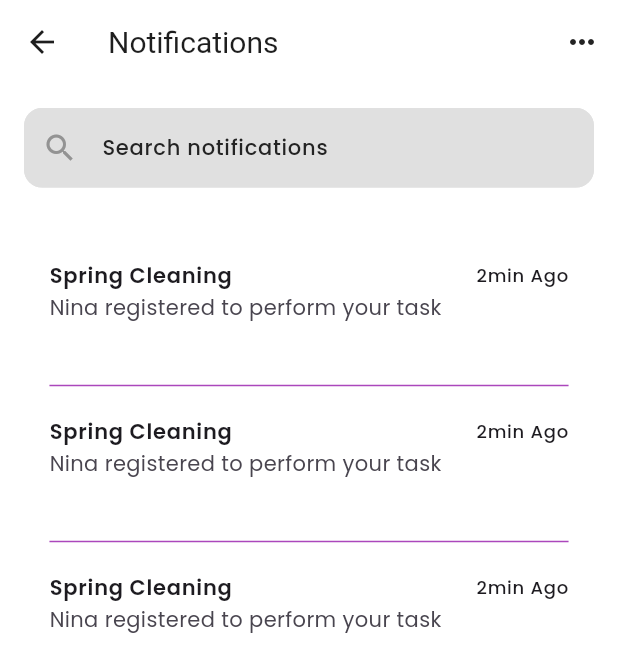
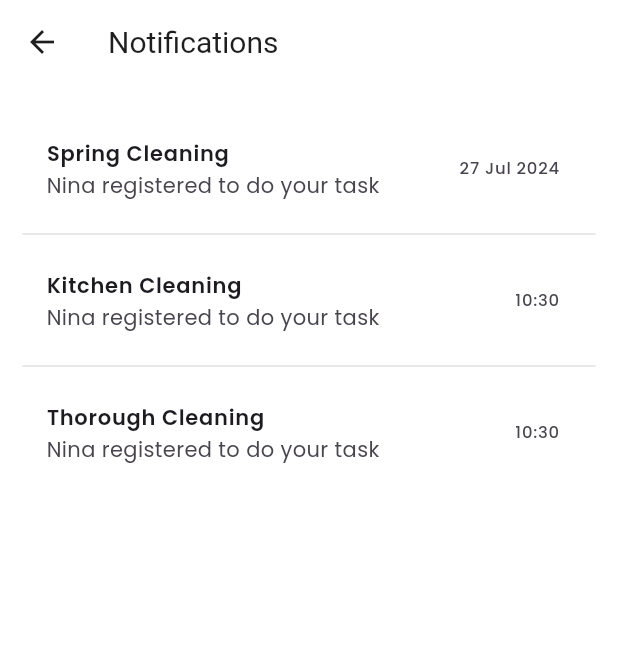
Before and after one commit to SundayOlubode/chindi, a Flutter app: the Notifications screen opened directly, on a phone screen of 412 x 824 dp. Shown: the top 672 px of the screen. Run offline on Flutter 3.47's test engine with Material 3 defaults, Android fonts, the phone set to English and light mode, and no system bars; drawn by our look-alikes of flutter_slidable; our stand-ins replace iconsax; missing offline and left inert: awesome_ripple_animation.

Commit message:
resolved merge conflicts

```diff
--- /dev/null
+++ b/lib/models/notification.dart
@@ -0,0 +1,11 @@
+class Notification {
+  final String title;
+  final String content;
+  final DateTime createdAt;
+
+  const Notification({
+    required this.title,
+    required this.content,
+    required this.createdAt,
+  });
+}
--- a/lib/models/todo_item.dart
+++ b/lib/models/todo_item.dart
@@ -1,6 +1,6 @@
 class TodoItem {
-  final String task;
+  String task;
   bool done;
 
-  TodoItem({required this.task, this.done = false});
+  TodoItem({this.task = '', this.done = false});
 }
--- a/lib/routes/notifications.dart
+++ b/lib/routes/notifications.dart
@@ -1,6 +1,10 @@
+import 'package:chindi_ke/utils/helpers/create_time_description.dart';
 import 'package:flutter/material.dart';
 import 'package:chindi_ke/utils/constants/sizes.dart';
 import 'package:flutter_slidable/flutter_slidable.dart';
+import 'package:chindi_ke/utils/constants/notifications.dart';
+import 'package:chindi_ke/models/notification.dart' as n;
+import 'package:chindi_ke/routes/notification_view.dart';
 
 class Notifications extends StatelessWidget {
   const Notifications({super.key});
@@ -10,47 +14,17 @@ class Notifications extends StatelessWidget {
     Size size = MediaQuery.of(context).size;
     // Current Text theme
 
-    return GestureDetector(
-      onTap: () => FocusManager.instance.primaryFocus?.unfocus(),
-      child: Scaffold(
+    return Scaffold(
       appBar: AppBar(
         elevation: 0,
-          actions: [
-            IconButton(
-              onPressed: () {},
-              icon: const Icon(Icons.more_horiz),
-            ),
-          ],
-          leading: IconButton(
-            icon: const Icon(Icons.arrow_back),
-            onPressed: () {
-              Navigator.of(context).pop();
-            },
-          ),
         title: const Text("Notifications"),
       ),
-      body: Column(
-        children: [
-          Padding(
-            padding: const EdgeInsets.all(16.0),
-            child: TextField(
-              decoration: InputDecoration(
-                prefixIcon: const Icon(Icons.search),
-                hintText: "Search notifications",
-                contentPadding: const EdgeInsets.all(16.0),
-                fillColor: Colors.black12,
-                filled: true,
-                border: OutlineInputBorder(
-                  borderSide: BorderSide.none,
-                  borderRadius: BorderRadius.circular(20.0),
-                ),
-              ),
-            ),
-          ),
-          const SizedBox(height: 20,),
-          Expanded(
+      body: Padding(
+        padding: const EdgeInsets.symmetric(vertical: 20.0, horizontal: 15),
         child: ListView.separated(
+          itemCount: notifications.length,
           itemBuilder: (context, index) {
+            n.Notification notification = notifications[index];
             return Slidable(
               endActionPane: ActionPane(
                 extentRatio: .3,
@@ -60,38 +34,47 @@ class Notifications extends StatelessWidget {
                     onPressed: (context) {},
                     icon: Icons.delete,
                     foregroundColor: Colors.white,
-                      backgroundColor: Colors.purple[700]!,
+                    backgroundColor: Colors.red,
                   ),
-                  ]),
-                child: ListTile(
-                  isThreeLine: true,
-                  contentPadding: EdgeInsets.symmetric(horizontal: size.width * 0.08),
-                title: const Row(
-                  mainAxisAlignment: MainAxisAlignment.spaceBetween,
-                  children: [
-                    Text("Spring Cleaning",
-                    style: TextStyle(
-                      fontWeight: FontWeight.w600),
-                      ),
-                    Text("2min Ago", style: TextStyle(fontSize: ChindiSizes.fontsizess),),
                 ],
               ),
-                subtitle: const Text(
-                  "Nina registered to perform your task",
+              child: ListTile(
+                onTap: () {
+                  showModalBottomSheet(
+                    context: context,
+                    builder: (context) {
+                      return NotificationView(notification: notification);
+                    },
+                  );
+                  // Navigator.push(
+                  //   context,
+                  //   MaterialPageRoute(
+                  //     builder: (context) =>
+                  //         NotificationView(notification: notification),
+                  //   ),
+                  // );
+                },
+                title: Text(
+                  notification.title,
+                  style: const TextStyle(fontWeight: FontWeight.w600),
+                ),
+                trailing: Text(
+                  createTimeDescription(notification.createdAt),
+                ),
+                subtitle: Text(
+                  notification.content,
                   maxLines: 2,
                   overflow: TextOverflow.ellipsis,
                 ),
               ),
             );
-            }, separatorBuilder: (context, index) => Divider(
+          },
+          separatorBuilder: (context, index) => Divider(
             thickness: 1.0,
-              color: Colors.purple[400],
-              indent: size.width * 0.08,
-              endIndent: size.width * 0.08,
+            color: Colors.grey[300],
+            // indent: size.width * 0.08,
+            // endIndent: size.width * 0.08,
           ),
-            itemCount: 3,),
-          ),
-        ],
         ),
       ),
     );
--- a/lib/routes/profile/user_profile.dart
+++ b/lib/routes/profile/user_profile.dart
@@ -1,5 +1,4 @@
 import 'package:chindi_ke/components/profile_image.dart';
-import 'package:chindi_ke/routes/auth/forgot_password.dart';
 import 'package:chindi_ke/routes/auth/sign_in.dart';
 import 'package:chindi_ke/routes/chat.dart';
 import 'package:chindi_ke/routes/notifications.dart';
@@ -7,7 +6,6 @@ import 'package:chindi_ke/routes/tasks/manage_tasks.dart';
 import 'package:chindi_ke/utils/constants/sizes.dart';
 import 'package:chindi_ke/utils/constants/texts.dart';
 import 'package:flutter/material.dart';
-
 import '../../components/utils/ontap_handler.dart';
 import '../../utils/constants/colors.dart';
 import 'edit_profile.dart';
--- /dev/null
+++ b/lib/utils/constants/notifications.dart
@@ -0,0 +1,20 @@
+import 'package:chindi_ke/models/notification.dart';
+
+// TODO: Actual notifications from database
+List<Notification> notifications = [
+  Notification(
+    title: 'Spring Cleaning',
+    content: 'Nina registered to do your task',
+    createdAt: DateTime(2024, 6, 27),
+  ),
+  Notification(
+    title: 'Kitchen Cleaning',
+    content: 'Nina registered to do your task',
+    createdAt: DateTime.now(),
+  ),
+  Notification(
+    title: 'Thorough Cleaning',
+    content: 'Nina registered to do your task',
+    createdAt: DateTime.now(),
+  )
+];
--- /dev/null
+++ b/lib/utils/helpers/create_time_description.dart
@@ -0,0 +1,28 @@
+// If it was made today, we want to show the time
+// It it was made some other day, we want to show the date
+
+List<String> months = [
+  'Jan',
+  'Feb',
+  'Mar',
+  'Apr',
+  'May',
+  'Jun',
+  'Jul',
+  'Aug',
+  'Sep',
+  'Oct',
+  'Nov',
+  'Dec',
+];
+
+String createTimeDescription(DateTime dateTime) {
+  DateTime today = DateTime.now();
+  if (dateTime.day == today.day &&
+      dateTime.month == today.month &&
+      dateTime.year == today.year) {
+    return '${dateTime.hour}:${dateTime.minute}';
+  } else {
+    return '${dateTime.day} ${months[dateTime.month]} ${dateTime.year}';
+  }
+}
```
Also changed, not shown: lib/components/utils/primary_button.dart (+7 -5 lines), lib/routes/notification_view.dart (added, +44 -0 lines), lib/routes/reg_unsuccesful.dart (deleted, +0 -61 lines), lib/routes/registered_succesfully.dart (added, +60 -0 lines), lib/routes/registered_unsuccesfully.dart (renamed from lib/routes/reg_succesful.dart, +6 -11 lines), lib/routes/tasks/list_new_task.dart (+48 -29 lines). Lines whose indentation alone changed are shown as unchanged.
